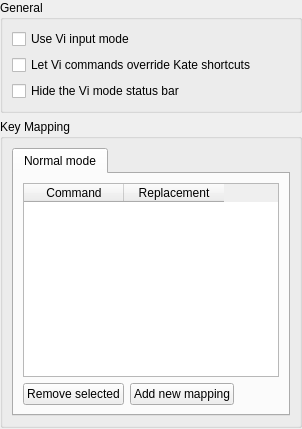
The window that part/dialogs/viinputmodeconfigwidget.ui (KDE/kate) describes before a commit, drawn with Qt 5.
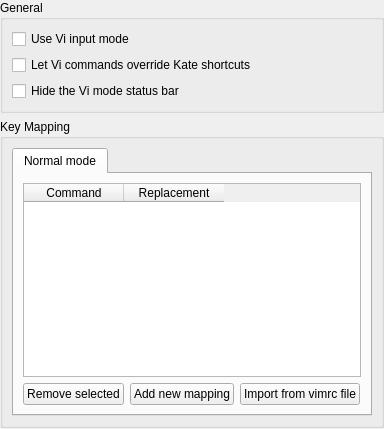
The same window after the commit.

Commit message:
import keymappings from vimrc
add functionality to attempt to import keymappings from a vimrc file.

patch by Korantin Auguste. Thanks!

Diff of the .ui file:
```diff
--- a/part/dialogs/viinputmodeconfigwidget.ui
+++ b/part/dialogs/viinputmodeconfigwidget.ui
@@ -113,6 +113,16 @@
               </property>
              </widget>
             </item>
+            <item>
+             <widget class="QPushButton" name="btnImportNormal">
+              <property name="toolTip">
+               <string>Read a vimrc file and attemt to import mappings specified with the &quot;[n]noremap&quot; command.</string>
+              </property>
+              <property name="text">
+               <string>Import from vimrc file</string>
+              </property>
+             </widget>
+            </item>
             <item>
              <spacer name="horizontalSpacer">
               <property name="orientation">
```
The commit also changes 2 other files.
